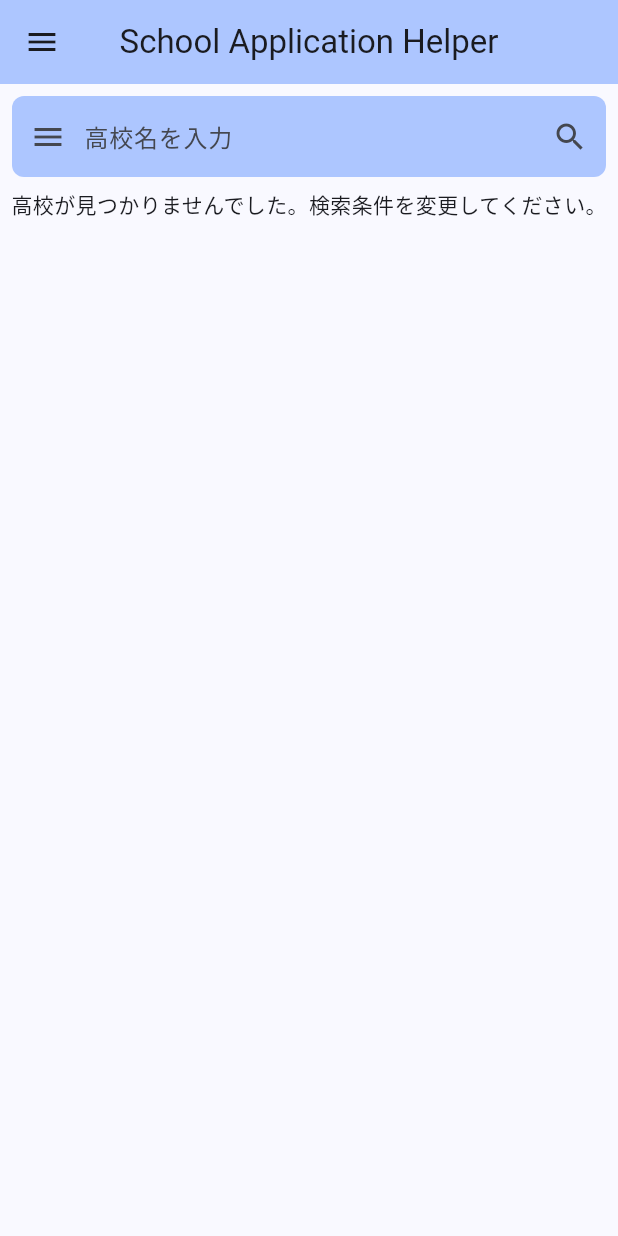
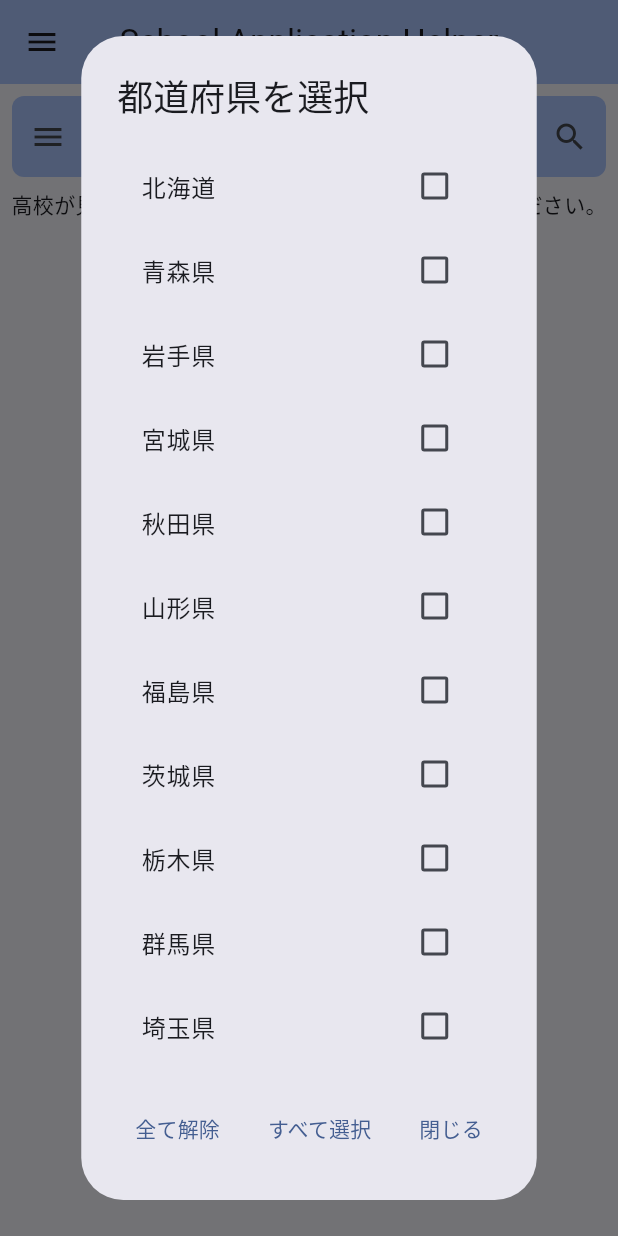
Before and after one commit to aurora1530/schoolApplicationHelper, a Flutter app: the screen it shows after launch, after a tap on the "menu" icon, on a phone screen of 412 x 824 dp. Run offline on Flutter 3.47's test engine with Material 3 defaults, Android fonts, the phone set to English and light mode, and no system bars.

Commit message:
feat: 都道府県の絞り込み機能を追加

```diff
--- a/frontend/lib/widgets/search/search_result.dart
+++ b/frontend/lib/widgets/search/search_result.dart
@@ -16,10 +16,63 @@ class _SearchResultState extends State<SearchResult> {
   int _schoolCount = 0;
   List<HighSchoolInfo> _schools = [];
   final TextEditingController _searchController = TextEditingController();
+  List<String> _selectedPrefectures = [];
+  final List<String> _allPrefectures = [
+    '北海道',
+    '青森県',
+    '岩手県',
+    '宮城県',
+    '秋田県',
+    '山形県',
+    '福島県',
+    '茨城県',
+    '栃木県',
+    '群馬県',
+    '埼玉県',
+    '千葉県',
+    '東京都',
+    '神奈川県',
+    '新潟県',
+    '富山県',
+    '石川県',
+    '福井県',
+    '山梨県',
+    '長野県',
+    '岐阜県',
+    '静岡県',
+    '愛知県',
+    '三重県',
+    '滋賀県',
+    '京都府',
+    '大阪府',
+    '兵庫県',
+    '奈良県',
+    '和歌山県',
+    '鳥取県',
+    '島根県',
+    '岡山県',
+    '広島県',
+    '山口県',
+    '徳島県',
+    '香川県',
+    '愛媛県',
+    '高知県',
+    '福岡県',
+    '佐賀県',
+    '長崎県',
+    '熊本県',
+    '大分県',
+    '宮崎県',
+    '鹿児島県',
+    '沖縄県',
+  ];
 
   Future<void> _fetchSchools(String query, int page) async {
+    final String prefecturesParam = _selectedPrefectures.isNotEmpty
+        ? '&prefectures=${_selectedPrefectures.join(',')}'
+        : '';
     final response = await http.get(Uri.parse(
-        'http://10.0.2.2:3000/search/highSchools?q=$query&page=$page'));
+        'http://10.0.2.2:3000/search/highSchools?q=$query&page=$page$prefecturesParam'));
 
     if (response.statusCode == 200) {
       final Map<String, dynamic> schoolListJson = json.decode(response.body);
@@ -35,6 +88,65 @@ class _SearchResultState extends State<SearchResult> {
     } else {
       throw Exception('Failed to load schools');
     }
+  }
+
+  void _showPrefectureDialog() {
+    showDialog(
+      context: context,
+      builder: (BuildContext context) {
+        return StatefulBuilder(
+          builder: (context, setState) {
+            return AlertDialog(
+              title: const Text('都道府県を選択'),
+              content: SingleChildScrollView(
+                child: Column(
+                  children: _allPrefectures.map((prefecture) {
+                    return CheckboxListTile(
+                      title: Text(prefecture),
+                      value: _selectedPrefectures.contains(prefecture),
+                      onChanged: (bool? value) {
+                        setState(() {
+                          if (value == true) {
+                            _selectedPrefectures.add(prefecture);
+                          } else {
+                            _selectedPrefectures.remove(prefecture);
+                          }
+                        });
+                      },
+                    );
+                  }).toList(),
+                ),
+              ),
+              actions: <Widget>[
+                TextButton(
+                  onPressed: () {
+                    setState(() {
+                      _selectedPrefectures.clear();
+                    });
+                  },
+                  child: const Text('全て解除'),
+                ),
+                TextButton(
+                  onPressed: () {
+                    setState(() {
+                      _selectedPrefectures = List.from(_allPrefectures);
+                    });
+                  },
+                  child: const Text('すべて選択'),
+                ),
+                TextButton(
+                  onPressed: () {
+                    _fetchSchools(_searchController.text, 1);
+                    Navigator.of(context).pop();
+                  },
+                  child: const Text('閉じる'),
+                ),
+              ],
+            );
+          },
+        );
+      },
+    );
   }
 
   void _resetSearch() {
@@ -71,7 +183,9 @@ class _SearchResultState extends State<SearchResult> {
               ),
               child: Row(
                 children: [
-                  IconButton(onPressed: () => {}, icon: const Icon(Icons.menu)),
+                  IconButton(
+                      onPressed: _showPrefectureDialog,
+                      icon: const Icon(Icons.menu)),
                   Expanded(
                       child: TextField(
                     controller: _searchController,
```
